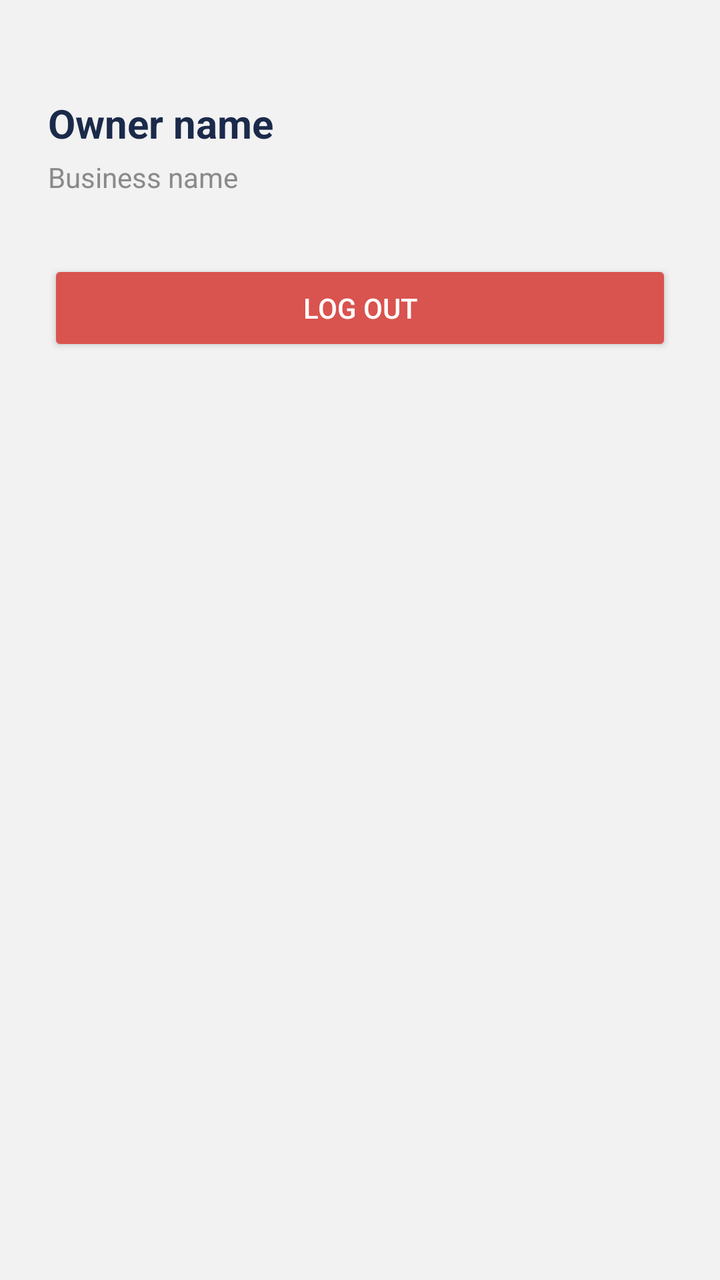
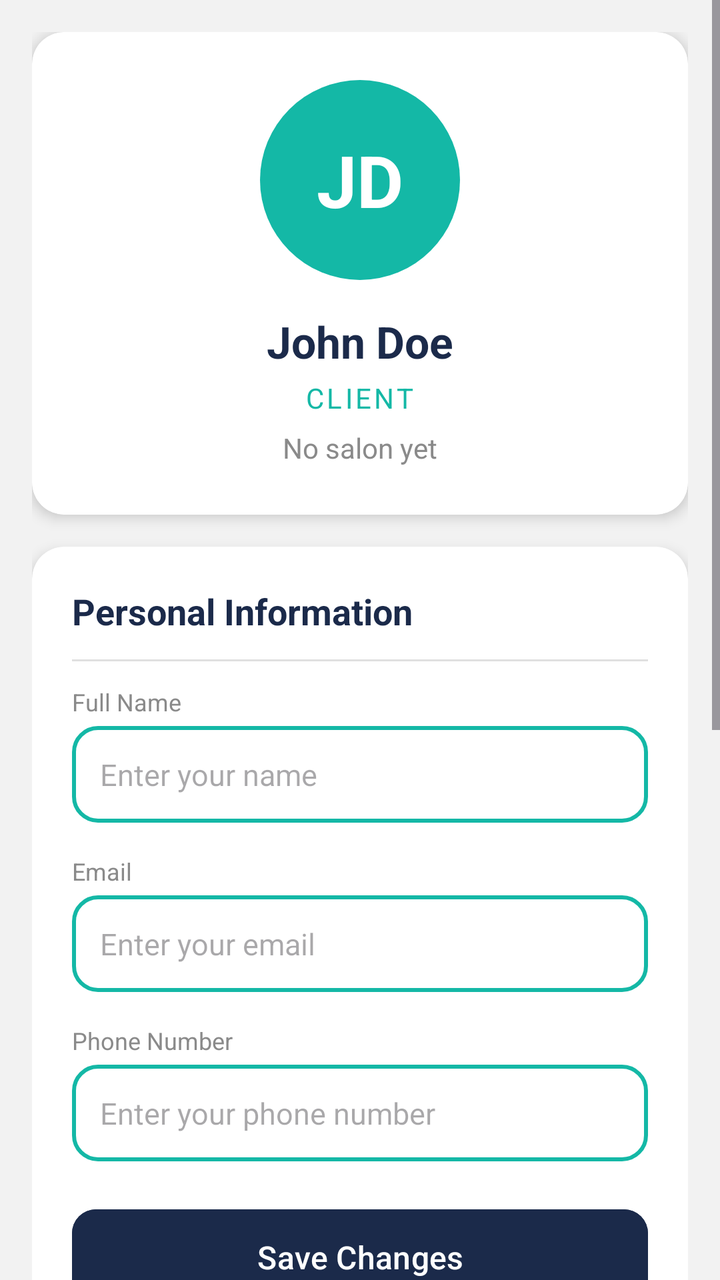

An Android layout rendered at two revisions. The XML below is the earlier revision; the diff shows what the commit changed to produce the second picture.
<!-- AndroidManifest.xml: application theme Theme.HairGo -->
<!-- res/layout/fragment_owner_profile.xml -->
<?xml version="1.0" encoding="utf-8"?>
<androidx.constraintlayout.widget.ConstraintLayout
    xmlns:android="http://schemas.android.com/apk/res/android"
    xmlns:app="http://schemas.android.com/apk/res-auto"
    android:layout_width="match_parent"
    android:layout_height="match_parent"
    android:padding="24dp">

    <TextView
        android:id="@+id/tvOwnerName"
        android:layout_width="0dp"
        android:layout_height="wrap_content"
        android:layout_marginTop="24dp"
        android:text="Owner name"
        android:textColor="@color/navy"
        android:textSize="20sp"
        android:textStyle="bold"
        app:layout_constraintTop_toTopOf="parent"
        app:layout_constraintStart_toStartOf="parent"
        app:layout_constraintEnd_toEndOf="parent" />

    <TextView
        android:id="@+id/tvBusinessName"
        android:layout_width="0dp"
        android:layout_height="wrap_content"
        android:layout_marginTop="4dp"
        android:text="Business name"
        android:textColor="@color/grey_medium"
        android:textSize="14sp"
        app:layout_constraintTop_toBottomOf="@id/tvOwnerName"
        app:layout_constraintStart_toStartOf="parent"
        app:layout_constraintEnd_toEndOf="parent" />

    <TextView
        android:id="@+id/tvSalonServices"
        android:layout_width="0dp"
        android:layout_height="wrap_content"
        android:layout_marginTop="16dp"
        android:text="Services: loading…"
        android:textColor="@color/navy"
        android:textSize="14sp"
        android:visibility="gone"
        app:layout_constraintTop_toBottomOf="@id/tvBusinessName"
        app:layout_constraintStart_toStartOf="parent"
        app:layout_constraintEnd_toEndOf="parent" />

    <Button
        android:id="@+id/btnEditServices"
        android:layout_width="0dp"
        android:layout_height="wrap_content"
        android:layout_marginTop="12dp"
        android:text="Edit services"
        android:textColor="@color/white"
        android:backgroundTint="@color/teal"
        android:visibility="gone"
        app:layout_constraintTop_toBottomOf="@id/tvSalonServices"
        app:layout_constraintStart_toStartOf="parent"
        app:layout_constraintEnd_toEndOf="parent" />

    <Button
        android:id="@+id/btnOwnerLogout"
        android:layout_width="0dp"
        android:layout_height="wrap_content"
        android:layout_marginTop="32dp"
        android:text="Log out"
        android:textColor="@color/white"
        android:backgroundTint="@color/error"
        app:layout_constraintTop_toBottomOf="@id/btnEditServices"
        app:layout_constraintStart_toStartOf="parent"
        app:layout_constraintEnd_toEndOf="parent" />

</androidx.constraintlayout.widget.ConstraintLayout>
<!-- resources referenced by this layout -->
<resources>
  <color name="navy">#1B2A4A</color>
  <color name="teal">#14B8A6</color>
  <color name="white">#FFFFFF</color>
  <!-- unchanged entries left out for length: 10 -->
</resources>

<!-- the commit's change to res/layout/fragment_owner_profile.xml (unified diff, before → after) -->
@@ -1,72 +1,430 @@
 <?xml version="1.0" encoding="utf-8"?>
-<androidx.constraintlayout.widget.ConstraintLayout
+<ScrollView
     xmlns:android="http://schemas.android.com/apk/res/android"
     xmlns:app="http://schemas.android.com/apk/res-auto"
+    android:id="@+id/ownerProfileScroll"
     android:layout_width="match_parent"
     android:layout_height="match_parent"
-    android:padding="24dp">
-
-    <TextView
-        android:id="@+id/tvOwnerName"
-        android:layout_width="0dp"
+    android:background="@color/grey_light"
+    android:fillViewport="true">
+
+    <LinearLayout
+        android:layout_width="match_parent"
         android:layout_height="wrap_content"
-        android:layout_marginTop="24dp"
-        android:text="Owner name"
-        android:textColor="@color/navy"
-        android:textSize="20sp"
-        android:textStyle="bold"
-        app:layout_constraintTop_toTopOf="parent"
-        app:layout_constraintStart_toStartOf="parent"
-        app:layout_constraintEnd_toEndOf="parent" />
-
-    <TextView
-        android:id="@+id/tvBusinessName"
-        android:layout_width="0dp"
-        android:layout_height="wrap_content"
-        android:layout_marginTop="4dp"
-        android:text="Business name"
-        android:textColor="@color/grey_medium"
-        android:textSize="14sp"
-        app:layout_constraintTop_toBottomOf="@id/tvOwnerName"
-        app:layout_constraintStart_toStartOf="parent"
-        app:layout_constraintEnd_toEndOf="parent" />
-
-    <TextView
-        android:id="@+id/tvSalonServices"
-        android:layout_width="0dp"
-        android:layout_height="wrap_content"
-        android:layout_marginTop="16dp"
-        android:text="Services: loading…"
-        android:textColor="@color/navy"
-        android:textSize="14sp"
-        android:visibility="gone"
-        app:layout_constraintTop_toBottomOf="@id/tvBusinessName"
-        app:layout_constraintStart_toStartOf="parent"
-        app:layout_constraintEnd_toEndOf="parent" />
-
-    <Button
-        android:id="@+id/btnEditServices"
-        android:layout_width="0dp"
-        android:layout_height="wrap_content"
-        android:layout_marginTop="12dp"
-        android:text="Edit services"
-        android:textColor="@color/white"
-        android:backgroundTint="@color/teal"
-        android:visibility="gone"
-        app:layout_constraintTop_toBottomOf="@id/tvSalonServices"
-        app:layout_constraintStart_toStartOf="parent"
-        app:layout_constraintEnd_toEndOf="parent" />
-
-    <Button
-        android:id="@+id/btnOwnerLogout"
-        android:layout_width="0dp"
-        android:layout_height="wrap_content"
-        android:layout_marginTop="32dp"
-        android:text="Log out"
-        android:textColor="@color/white"
-        android:backgroundTint="@color/error"
-        app:layout_constraintTop_toBottomOf="@id/btnEditServices"
-        app:layout_constraintStart_toStartOf="parent"
-        app:layout_constraintEnd_toEndOf="parent" />
-
-</androidx.constraintlayout.widget.ConstraintLayout>
+        android:orientation="vertical"
+        android:padding="16dp">
+
+        
+        <androidx.cardview.widget.CardView
+            android:layout_width="match_parent"
+            android:layout_height="wrap_content"
+            app:cardCornerRadius="16dp"
+            app:cardElevation="4dp"
+            android:backgroundTint="@color/surface">
+
+            <LinearLayout
+                android:layout_width="match_parent"
+                android:layout_height="wrap_content"
+                android:orientation="vertical"
+                android:gravity="center_horizontal"
+                android:padding="24dp">
+
+                
+                <FrameLayout
+                    android:layout_width="100dp"
+                    android:layout_height="100dp">
+
+                    <View
+                        android:layout_width="match_parent"
+                        android:layout_height="match_parent"
+                        android:background="@drawable/bg_circle_teal" />
+
+                    <TextView
+                        android:id="@+id/tvProfileInitials"
+                        android:layout_width="wrap_content"
+                        android:layout_height="wrap_content"
+                        android:layout_gravity="center"
+                        android:text="@string/profile_initials_placeholder"
+                        android:textColor="@color/white"
+                        android:textSize="36sp"
+                        android:textStyle="bold" />
+                </FrameLayout>
+
+                <TextView
+                    android:id="@+id/tvProfileName"
+                    android:layout_width="wrap_content"
+                    android:layout_height="wrap_content"
+                    android:layout_marginTop="16dp"
+                    android:text="@string/profile_name_placeholder"
+                    android:textColor="@color/heading"
+                    android:textSize="22sp"
+                    android:textStyle="bold" />
+
+                <TextView
+                    android:id="@+id/tvProfileRole"
+                    android:layout_width="wrap_content"
+                    android:layout_height="wrap_content"
+                    android:layout_marginTop="4dp"
+                    android:text="@string/profile_role_placeholder"
+                    android:textColor="@color/teal"
+                    android:textSize="14sp"
+                    android:textAllCaps="true"
+                    android:letterSpacing="0.1" />
+
+                <TextView
+                    android:id="@+id/tvBusinessName"
+                    android:layout_width="wrap_content"
+                    android:layout_height="wrap_content"
+                    android:layout_marginTop="6dp"
+                    android:text="No salon yet"
+                    android:textColor="@color/grey_medium"
+                    android:textSize="14sp" />
+            </LinearLayout>
+        </androidx.cardview.widget.CardView>
+
+        
+        <androidx.cardview.widget.CardView
+            android:layout_width="match_parent"
+            android:layout_height="wrap_content"
+            app:cardCornerRadius="16dp"
+            app:cardElevation="4dp"
+            android:layout_marginTop="16dp"
+            android:backgroundTint="@color/surface">
+
+            <LinearLayout
+                android:layout_width="match_parent"
+                android:layout_height="wrap_content"
+                android:orientation="vertical"
+                android:padding="20dp">
+
+                <TextView
+                    android:layout_width="wrap_content"
+                    android:layout_height="wrap_content"
+                    android:text="@string/personal_information"
+                    android:textColor="@color/heading"
+                    android:textSize="18sp"
+                    android:textStyle="bold" />
+
+                <View
+                    android:layout_width="match_parent"
+                    android:layout_height="1dp"
+                    android:layout_marginVertical="12dp"
+                    android:background="@color/grey_border" />
+
+                
+                <TextView
+                    android:layout_width="wrap_content"
+                    android:layout_height="wrap_content"
+                    android:text="@string/full_name"
+                    android:textColor="@color/grey_medium"
+                    android:textSize="12sp" />
+
+                <EditText
+                    android:id="@+id/etProfileName"
+                    android:layout_width="match_parent"
+                    android:layout_height="wrap_content"
+                    android:layout_marginTop="4dp"
+                    android:background="@drawable/bg_input_rounded"
+                    android:hint="@string/enter_your_name"
+                    android:importantForAutofill="yes"
+                    android:autofillHints="name"
+                    android:inputType="textPersonName"
+                    android:padding="14dp"
+                    android:textColor="@color/grey_dark"
+                    android:textSize="15sp" />
+
+                
+                <TextView
+                    android:layout_width="wrap_content"
+                    android:layout_height="wrap_content"
+                    android:layout_marginTop="16dp"
+                    android:text="@string/email_address"
+                    android:textColor="@color/grey_medium"
+                    android:textSize="12sp" />
+
+                <EditText
+                    android:id="@+id/etProfileEmail"
+                    android:layout_width="match_parent"
+                    android:layout_height="wrap_content"
+                    android:layout_marginTop="4dp"
+                    android:background="@drawable/bg_input_rounded"
+                    android:hint="@string/enter_your_email"
+                    android:importantForAutofill="no"
+                    android:inputType="textEmailAddress"
+                    android:focusable="false"
+                    android:clickable="false"
+                    android:cursorVisible="false"
+                    android:padding="14dp"
+                    android:textColor="@color/grey_dark"
+                    android:textSize="15sp" />
+
+                
+                <TextView
+                    android:layout_width="wrap_content"
+                    android:layout_height="wrap_content"
+                    android:layout_marginTop="16dp"
+                    android:text="@string/phone_number"
+                    android:textColor="@color/grey_medium"
+                    android:textSize="12sp" />
+
+                <EditText
+                    android:id="@+id/etProfilePhone"
+                    android:layout_width="match_parent"
+                    android:layout_height="wrap_content"
+                    android:layout_marginTop="4dp"
+                    android:background="@drawable/bg_input_rounded"
+                    android:hint="@string/enter_your_phone"
+                    android:importantForAutofill="yes"
+                    android:autofillHints="phone"
+                    android:inputType="phone"
+                    android:padding="14dp"
+                    android:textColor="@color/grey_dark"
+                    android:textSize="15sp" />
+
+                
+                <com.google.android.material.button.MaterialButton
+                    android:id="@+id/btnSaveProfile"
+                    android:layout_width="match_parent"
+                    android:layout_height="56dp"
+                    android:layout_marginTop="20dp"
+                    android:backgroundTint="@color/navy"
+                    android:text="@string/save_changes"
+                    android:textAllCaps="false"
+                    android:textColor="@color/white"
+                    android:textSize="16sp"
+                    app:cornerRadius="12dp" />
+            </LinearLayout>
+        </androidx.cardview.widget.CardView>
+
+        
+        <androidx.cardview.widget.CardView
+            android:layout_width="match_parent"
+            android:layout_height="wrap_content"
+            app:cardCornerRadius="16dp"
+            app:cardElevation="4dp"
+            android:layout_marginTop="16dp"
+            android:backgroundTint="@color/surface">
+
+            <LinearLayout
+                android:layout_width="match_parent"
+                android:layout_height="wrap_content"
+                android:orientation="vertical"
+                android:padding="8dp">
+
+                <TextView
+                    android:layout_width="wrap_content"
+                    android:layout_height="wrap_content"
+                    android:paddingStart="16dp"
+                    android:paddingTop="12dp"
+                    android:paddingEnd="16dp"
+                    android:text="Salon services"
+                    android:textColor="@color/heading"
+                    android:textSize="18sp"
+                    android:textStyle="bold" />
+
+                <TextView
+                    android:id="@+id/tvSalonServices"
+                    android:layout_width="match_parent"
+                    android:layout_height="wrap_content"
+                    android:paddingStart="16dp"
+                    android:paddingTop="8dp"
+                    android:paddingEnd="16dp"
+                    android:text="Services: loading…"
+                    android:textColor="@color/grey_dark"
+                    android:textSize="15sp"
+                    android:visibility="gone" />
+
+                <View
+                    android:layout_width="match_parent"
+                    android:layout_height="1dp"
+                    android:layout_marginVertical="12dp"
+                    android:layout_marginHorizontal="16dp"
+                    android:background="@color/grey_border"
+                    android:visibility="gone"
+                    android:id="@+id/dividerAfterServices" />
+
+                
+                <LinearLayout
+                    android:id="@+id/btnEditServices"
+                    android:layout_width="match_parent"
+                    android:layout_height="wrap_content"
+                    android:orientation="horizontal"
+                    android:gravity="center_vertical"
+                    android:padding="16dp"
+                    android:background="?attr/selectableItemBackground"
+                    android:clickable="true"
+                    android:focusable="true"
+                    android:visibility="gone">
+
+                    <ImageView
+                        android:layout_width="24dp"
+                        android:layout_height="24dp"
+                        android:src="@drawable/ic_salon_placeholder_teal"
+                        android:contentDescription="Edit services"
+                        app:tint="@color/teal" />
+
+                    <TextView
+                        android:layout_width="0dp"
+                        android:layout_height="wrap_content"
+                        android:layout_weight="1"
+                        android:layout_marginStart="16dp"
+                        android:text="Edit services"
+                        android:textColor="@color/grey_dark"
+                        android:textSize="16sp" />
+
+                    <ImageView
+                        android:layout_width="20dp"
+                        android:layout_height="20dp"
+                        android:src="@drawable/ic_chevron_right"
+                        android:contentDescription="@string/navigate_icon"
+                        app:tint="@color/grey_medium" />
+                </LinearLayout>
+            </LinearLayout>
+        </androidx.cardview.widget.CardView>
+
+        
+        <androidx.cardview.widget.CardView
+            android:layout_width="match_parent"
+            android:layout_height="wrap_content"
+            app:cardCornerRadius="16dp"
+            app:cardElevation="4dp"
+            android:layout_marginTop="16dp"
+            android:backgroundTint="@color/surface">
+
+            <LinearLayout
+                android:layout_width="match_parent"
+                android:layout_height="wrap_content"
+                android:orientation="vertical"
+                android:padding="8dp">
+
+                
+                <LinearLayout
+                    android:id="@+id/btnReportProblem"
+                    android:layout_width="match_parent"
+                    android:layout_height="wrap_content"
+                    android:orientation="horizontal"
+                    android:gravity="center_vertical"
+                    android:padding="16dp"
+                    android:background="?attr/selectableItemBackground"
+                    android:clickable="true"
+                    android:focusable="true">
+
+                    <ImageView
+                        android:layout_width="24dp"
+                        android:layout_height="24dp"
+                        android:src="@drawable/ic_upload"
+                        android:contentDescription="@string/report_a_problem"
+                        app:tint="@color/teal" />
+
+                    <TextView
+                        android:layout_width="0dp"
+                        android:layout_height="wrap_content"
+                        android:layout_weight="1"
+                        android:layout_marginStart="16dp"
+                        android:text="@string/report_a_problem"
+                        android:textColor="@color/grey_dark"
+                        android:textSize="16sp" />
+
+                    <ImageView
+                        android:layout_width="20dp"
+                        android:layout_height="20dp"
+                        android:src="@drawable/ic_chevron_right"
+                        android:contentDescription="@string/navigate_icon"
+                        app:tint="@color/grey_medium" />
+                </LinearLayout>
+
+                <View
+                    android:layout_width="match_parent"
+                    android:layout_height="1dp"
+                    android:layout_marginHorizontal="16dp"
+                    android:background="@color/grey_border" />
+
+                
+                <LinearLayout
+                    android:id="@+id/btnMyReports"
+                    android:layout_width="match_parent"
+                    android:layout_height="wrap_content"
+                    android:orientation="horizontal"
+                    android:gravity="center_vertical"
+                    android:padding="16dp"
+                    android:background="?attr/selectableItemBackground"
+                    android:clickable="true"
+                    android:focusable="true">
+
+                    <ImageView
+                        android:layout_width="24dp"
+                        android:layout_height="24dp"
+                        android:src="@drawable/ic_clock"
+                        android:contentDescription="@string/my_reports"
+                        app:tint="@color/teal" />
+
+                    <TextView
+                        android:layout_width="0dp"
+                        android:layout_height="wrap_content"
+                        android:layout_weight="1"
+                        android:layout_marginStart="16dp"
+                        android:text="@string/my_reports"
+                        android:textColor="@color/grey_dark"
+                        android:textSize="16sp" />
+
+                    <ImageView
+                        android:layout_width="20dp"
+                        android:layout_height="20dp"
+                        android:src="@drawable/ic_chevron_right"
+                        android:contentDescription="@string/navigate_icon"
+                        app:tint="@color/grey_medium" />
+                </LinearLayout>
+            </LinearLayout>
+        </androidx.cardview.widget.CardView>
+
+        
+        <androidx.cardview.widget.CardView
+            android:layout_width="match_parent"
+            android:layout_height="wrap_content"
+            app:cardCornerRadius="16dp"
+            app:cardElevation="4dp"
+            android:layout_marginTop="16dp"
+            android:backgroundTint="@color/surface">
+
+            <LinearLayout
+                android:layout_width="match_parent"
+                android:layout_height="wrap_content"
+                android:orientation="horizontal"
+                android:gravity="center_vertical"
+                android:padding="20dp">
+
+                <TextView
+                    android:layout_width="0dp"
+                    android:layout_height="wrap_content"
+                    android:layout_weight="1"
+                    android:text="@string/dark_mode"
+                    android:textColor="@color/grey_dark"
+                    android:textSize="16sp" />
+
+                <com.google.android.material.materialswitch.MaterialSwitch
+                    android:id="@+id/switchDarkMode"
+                    android:layout_width="wrap_content"
+                    android:layout_height="wrap_content"
+                    app:thumbTint="@color/switch_thumb_tint"
+                    app:trackTint="@color/switch_track_tint" />
+            </LinearLayout>
+        </androidx.cardview.widget.CardView>
+
+        
+        <com.google.android.material.button.MaterialButton
+            android:id="@+id/btnOwnerLogout"
+            android:layout_width="match_parent"
+            android:layout_height="56dp"
+            android:layout_marginTop="24dp"
+            android:layout_marginBottom="32dp"
+            android:backgroundTint="@color/surface"
+            android:text="@string/logout"
+            android:textAllCaps="false"
+            android:textColor="@color/error"
+            android:textSize="16sp"
+            app:cornerRadius="12dp"
+            app:strokeColor="@color/error"
+            app:strokeWidth="1dp" />
+
+    </LinearLayout>
+</ScrollView>
<!-- resource entries referenced after the edit -->
@@ -1,8 +1,80 @@
 <!-- resources referenced by this layout -->
 <resources>
+  <color name="grey_dark">#333333</color>
+  <color name="heading">#1B2A4A</color>
   <color name="navy">#1B2A4A</color>
   <color name="teal">#14B8A6</color>
   <color name="white">#FFFFFF</color>
+  <!-- drawable bg_circle_teal (drawable) -->
+  <?xml version="1.0" encoding="utf-8"?>
+  <shape xmlns:android="http://schemas.android.com/apk/res/android"
+      android:shape="oval">
+      <solid android:color="@color/teal" />
+  </shape>
+  <!-- drawable bg_input_rounded (drawable) -->
+  <?xml version="1.0" encoding="utf-8"?>
+  <shape xmlns:android="http://schemas.android.com/apk/res/android"
+      android:shape="rectangle">
+      <solid android:color="@color/surface" />
+      <stroke
+          android:width="2dp"
+          android:color="@color/teal" />
+      <corners android:radius="12dp" />
+  </shape>
+  <!-- drawable ic_chevron_right (drawable) -->
+  <?xml version="1.0" encoding="utf-8"?>
+  <vector xmlns:android="http://schemas.android.com/apk/res/android"
+      android:width="24dp"
+      android:height="24dp"
+      android:viewportWidth="24"
+      android:viewportHeight="24"
+      android:tint="@color/grey_medium">
+      <path
+          android:fillColor="@color/grey_medium"
+          android:pathData="M8.59,16.59L13.17,12 8.59,7.41 10,6l6,6 -6,6 -1.41,-1.41z"/>
+  </vector>
+  <!-- drawable ic_clock (drawable) -->
+  <vector xmlns:android="http://schemas.android.com/apk/res/android"
+      android:width="24dp" android:height="24dp"
+      android:viewportWidth="24" android:viewportHeight="24">
+      <path android:fillColor="#FF000000"
+          android:pathData="M12,20c-4.41,0 -8,-3.59 -8,-8s3.59,-8 8,-8 8,3.59 8,8 -3.59,8 -8,8zM12,2C6.48,2 2,6.48 2,12s4.48,10 10,10 10,-4.48 10,-10S17.52,2 12,2zM12.5,7H11v6l5.25,3.15 0.75,-1.23 -4.5,-2.67V7z"/>
+  </vector>
+  <!-- drawable ic_salon_placeholder_teal (drawable) -->
+  <vector xmlns:android="http://schemas.android.com/apk/res/android"
+      android:width="24dp" android:height="24dp"
+      android:viewportWidth="24" android:viewportHeight="24">
+      <path android:fillColor="#FF14B8A6"
+          android:pathData="M9.64,7.64c0.23,-0.5 0.36,-1.05 0.36,-1.64 0,-2.21 -1.79,-4 -4,-4S2,3.79 2,6s1.79,4 4,4c0.59,0 1.14,-0.13 1.64,-0.36L9.32,12l-1.68,2.36C7.14,14.13 6.59,14 6,14c-2.21,0 -4,1.79 -4,4s1.79,4 4,4 4,-1.79 4,-4c0,-0.59 -0.13,-1.14 -0.36,-1.64L12,14l7,7h3v-1L9.64,7.64zM6,8C4.9,8 4,7.1 4,6s0.9,-2 2,-2 2,0.9 2,2 -0.9,2 -2,2zM6,20c-1.1,0 -2,-0.9 -2,-2s0.9,-2 2,-2 2,0.9 2,2 -0.9,2 -2,2zM12,12.5c-0.28,0 -0.5,-0.22 -0.5,-0.5s0.22,-0.5 0.5,-0.5 0.5,0.22 0.5,0.5 -0.22,0.5 -0.5,0.5zM19,3l-6,6 2,2 7,-7V3z"/>
+  </vector>
+  <!-- drawable ic_upload (drawable) -->
+  <?xml version="1.0" encoding="utf-8"?>
+  <vector xmlns:android="http://schemas.android.com/apk/res/android"
+      android:width="24dp"
+      android:height="24dp"
+      android:viewportWidth="24"
+      android:viewportHeight="24"
+      android:tint="@color/teal">
+      <path
+          android:fillColor="@color/grey_medium"
+          android:pathData="M19.35,10.04C18.67,6.59 15.64,4 12,4 9.11,4 6.6,5.64 5.35,8.04 2.34,8.36 0,10.91 0,14c0,3.31 2.69,6 6,6h13c2.76,0 5,-2.24 5,-5 0,-2.64 -2.05,-4.78 -4.65,-4.96zM14,13v4h-4v-4H7l5,-5 5,5h-3z"/>
+  </vector>
+  <string name="dark_mode">Dark mode</string>
+  <string name="email_address">Email</string>
+  <string name="enter_your_email">Enter your email</string>
+  <string name="enter_your_name">Enter your name</string>
+  <string name="enter_your_phone">Enter your phone number</string>
+  <string name="full_name">Full Name</string>
+  <string name="logout">Logout</string>
+  <string name="my_reports">My Reports</string>
+  <string name="navigate_icon">Navigate</string>
+  <string name="personal_information">Personal Information</string>
+  <string name="phone_number">Phone Number</string>
+  <string name="profile_initials_placeholder">JD</string>
+  <string name="profile_name_placeholder">John Doe</string>
+  <string name="profile_role_placeholder">Client</string>
+  <string name="report_a_problem">Report a Problem</string>
+  <string name="save_changes">Save Changes</string>
   <!-- unchanged entries left out for length: 10 -->
 </resources>
 
